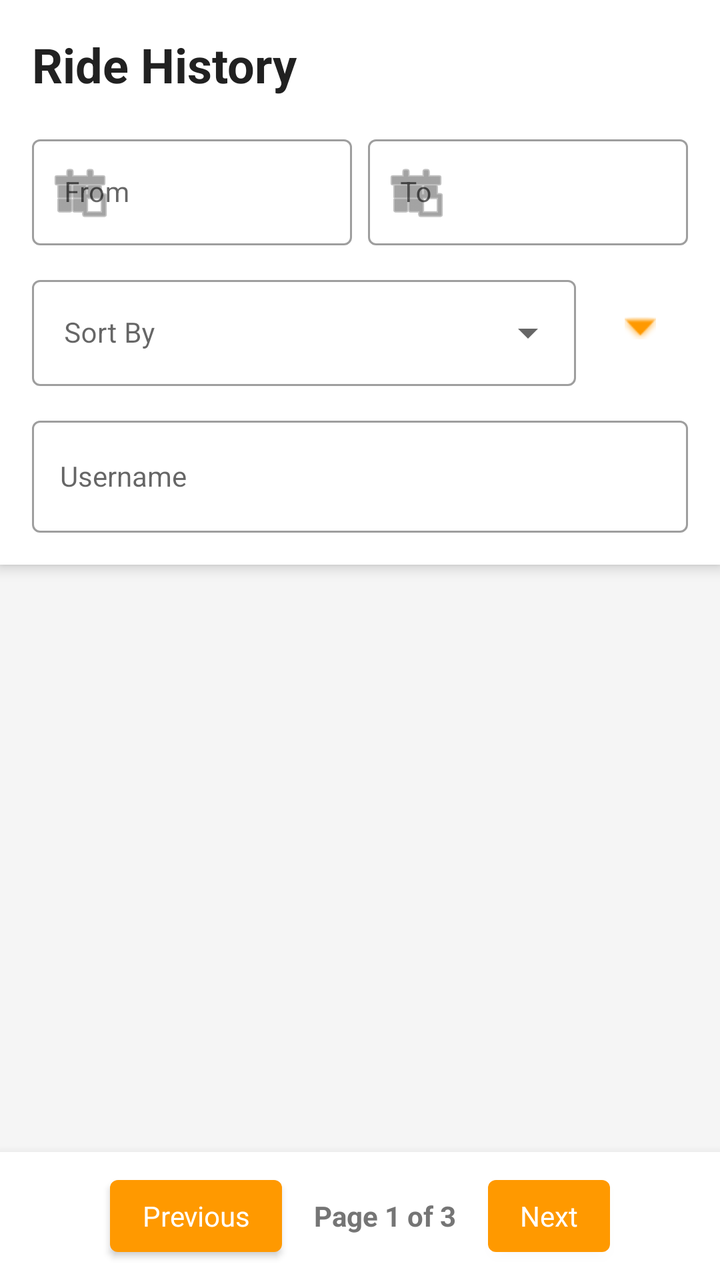
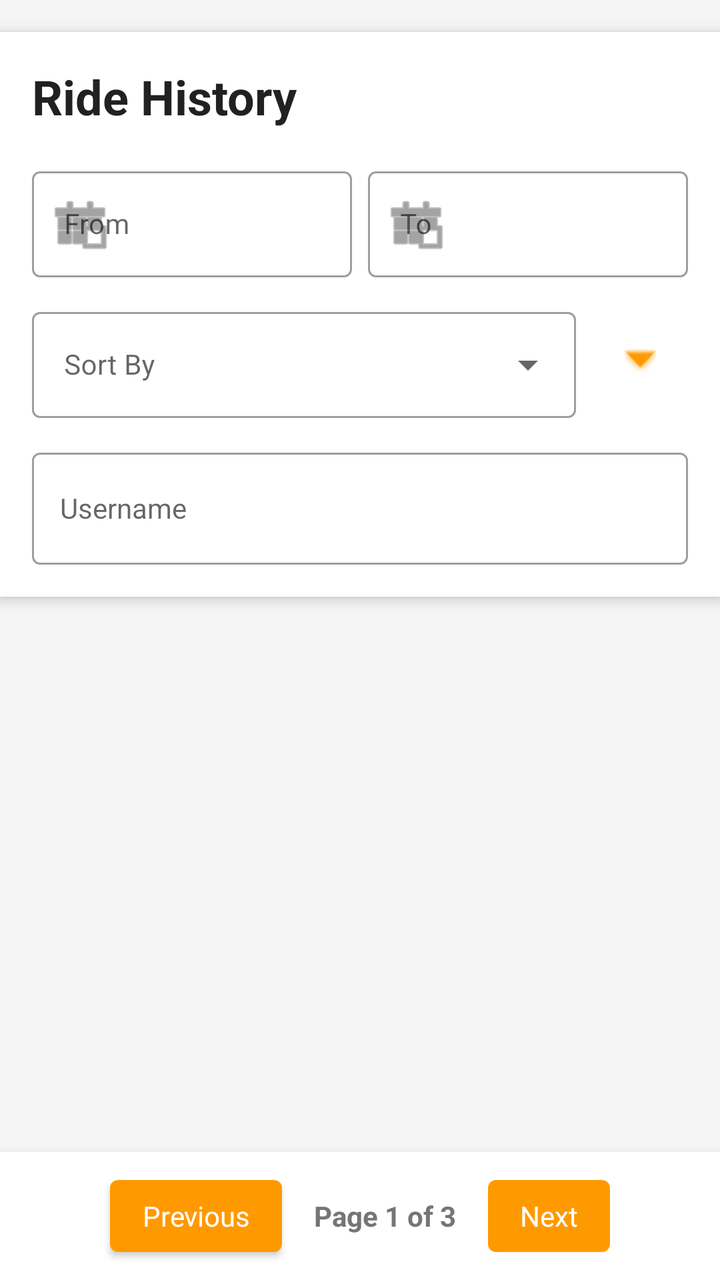

Before-and-after screenshots of an Android layout around one commit, followed by the original layout XML and the change that was made.
<!-- AndroidManifest.xml: application theme Theme.FleetForge -->
<!-- res/layout/fragment_admin_history.xml -->
<?xml version="1.0" encoding="utf-8"?>
<LinearLayout xmlns:android="http://schemas.android.com/apk/res/android"
    xmlns:app="http://schemas.android.com/apk/res-auto"
    xmlns:tools="http://schemas.android.com/tools"
    android:layout_width="match_parent"
    android:layout_height="match_parent"
    android:orientation="vertical"
    android:background="#F5F5F5"
    android:fitsSystemWindows="true"
    tools:context=".fragments.admin.AdminHistoryFragment">

    <LinearLayout
        android:layout_width="match_parent"
        android:layout_height="wrap_content"
        android:orientation="vertical"
        android:background="@android:color/white"
        android:padding="16dp"
        android:elevation="4dp">

        <TextView
            android:layout_width="wrap_content"
            android:layout_height="wrap_content"
            android:text="Ride History"
            android:textSize="24sp"
            android:textStyle="bold"
            android:textColor="#212121"
            android:layout_marginBottom="16dp" />

        <LinearLayout
            android:layout_width="match_parent"
            android:layout_height="wrap_content"
            android:orientation="horizontal">

            <com.google.android.material.textfield.TextInputLayout
                android:layout_width="0dp"
                android:layout_height="wrap_content"
                android:layout_weight="1"
                android:layout_marginEnd="4dp"
                style="@style/Widget.MaterialComponents.TextInputLayout.OutlinedBox"
                app:startIconDrawable="@android:drawable/ic_menu_today">

                <com.google.android.material.textfield.TextInputEditText
                    android:id="@+id/et_date_from"
                    android:layout_width="match_parent"
                    android:layout_height="wrap_content"
                    android:hint="From"
                    android:focusable="false"
                    android:clickable="true"
                    android:textSize="14sp" />
            </com.google.android.material.textfield.TextInputLayout>

            <com.google.android.material.textfield.TextInputLayout
                android:layout_width="0dp"
                android:layout_height="wrap_content"
                android:layout_weight="1"
                android:layout_marginStart="4dp"
                style="@style/Widget.MaterialComponents.TextInputLayout.OutlinedBox"
                app:startIconDrawable="@android:drawable/ic_menu_today">

                <com.google.android.material.textfield.TextInputEditText
                    android:id="@+id/et_date_to"
                    android:layout_width="match_parent"
                    android:layout_height="wrap_content"
                    android:hint="To"
                    android:focusable="false"
                    android:clickable="true"
                    android:textSize="14sp" />
            </com.google.android.material.textfield.TextInputLayout>
        </LinearLayout>

        <LinearLayout
            android:layout_width="match_parent"
            android:layout_height="wrap_content"
            android:orientation="horizontal"
            android:gravity="center_vertical"
            android:layout_marginTop="12dp">

            <com.google.android.material.textfield.TextInputLayout
                style="@style/Widget.MaterialComponents.TextInputLayout.OutlinedBox.ExposedDropdownMenu"
                android:layout_width="0dp"
                android:layout_height="wrap_content"
                android:layout_weight="1">

                <AutoCompleteTextView
                    android:id="@+id/spinner_sort_by"
                    android:layout_width="match_parent"
                    android:layout_height="wrap_content"
                    android:hint="Sort By"
                    android:inputType="none"
                    android:textSize="14sp" />
            </com.google.android.material.textfield.TextInputLayout>

            <ImageButton
                android:id="@+id/btn_sort_direction"
                android:layout_width="48dp"
                android:layout_height="48dp"
                android:layout_marginStart="8dp"
                android:background="?attr/selectableItemBackgroundBorderless"
                android:src="@android:drawable/arrow_down_float"
                android:contentDescription="Sort Direction"
                app:tint="@color/colorPrimary" />

        </LinearLayout>

        <LinearLayout
            android:layout_width="match_parent"
            android:layout_height="wrap_content"
            android:orientation="horizontal"
            android:gravity="center_vertical"
            android:layout_marginTop="12dp">

            <com.google.android.material.textfield.TextInputLayout
                style="@style/Widget.MaterialComponents.TextInputLayout.OutlinedBox"
                android:layout_width="match_parent"
                android:layout_height="wrap_content"
                android:hint="@string/username">

                <com.google.android.material.textfield.MaterialAutoCompleteTextView
                    android:id="@+id/et_username"
                    android:layout_width="match_parent"
                    android:layout_height="56dp"
                    android:inputType="text"
                    android:imeOptions="actionNext"
                    android:textSize="14sp"
                    android:paddingStart="14dp"
                    android:paddingEnd="14dp"/>
            </com.google.android.material.textfield.TextInputLayout>



        </LinearLayout>
    </LinearLayout>

    <ListView
        android:id="@+id/history_list"
        android:layout_width="match_parent"
        android:layout_height="0dp"
        android:layout_weight="1"
        android:divider="@android:color/transparent"
        android:dividerHeight="8dp"
        android:padding="8dp"
        android:clipToPadding="false"
        tools:listitem="@layout/passenger_history_card" />

    <LinearLayout
        android:layout_width="match_parent"
        android:layout_height="wrap_content"
        android:orientation="horizontal"
        android:gravity="center"
        android:padding="8dp"
        android:background="@android:color/white"
        android:elevation="8dp">

        <Button
            android:id="@+id/btn_prev_page"
            style="@style/Widget.MaterialComponents.TextInputLayout.OutlinedBox"
            android:layout_width="wrap_content"
            android:layout_height="wrap_content"
            android:text="Previous" />

        <TextView
            android:id="@+id/tv_pagination_info"
            android:layout_width="wrap_content"
            android:layout_height="wrap_content"
            android:text="Page 1 of 3"
            android:layout_marginHorizontal="16dp"
            android:textStyle="bold"
            android:textColor="#757575" />

        <Button
            android:id="@+id/btn_next_page"
            style="@style/Widget.MaterialComponents.TextInputLayout.OutlinedBox"
            android:layout_width="wrap_content"
            android:layout_height="wrap_content"
            android:text="Next" />
    </LinearLayout>

</LinearLayout>
<!-- res/layout/passenger_history_card.xml (included above) -->
<?xml version="1.0" encoding="utf-8"?>
<com.google.android.material.card.MaterialCardView xmlns:android="http://schemas.android.com/apk/res/android"
    xmlns:app="http://schemas.android.com/apk/res-auto"
    android:layout_width="match_parent"
    android:layout_height="wrap_content"
    android:layout_margin="8dp"
    app:cardCornerRadius="12dp"
    app:cardElevation="2dp">

    <LinearLayout
        android:layout_width="match_parent"
        android:layout_height="wrap_content"
        android:orientation="vertical">

        <LinearLayout
            android:id="@+id/ll_collapsed_view"
            android:layout_width="match_parent"
            android:layout_height="wrap_content"
            android:orientation="vertical"
            android:padding="16dp">

            <TextView
                android:id="@+id/tv_ride_date"
                android:layout_width="wrap_content"
                android:layout_height="wrap_content"
                android:textStyle="bold"
                android:textColor="@color/text_primary"
                android:layout_marginBottom="8dp" />

            <LinearLayout
                android:layout_width="match_parent"
                android:layout_height="wrap_content"
                android:orientation="horizontal"
                android:layout_marginBottom="4dp">
                <ImageView
                    android:layout_width="20dp"
                    android:layout_height="20dp"
                    android:src="@android:drawable/ic_menu_mylocation"
                    app:tint="@color/colorPrimary" />
                <TextView
                    android:id="@+id/tv_start_address"
                    android:layout_width="wrap_content"
                    android:layout_height="wrap_content"
                    android:layout_marginStart="8dp"
                    android:textColor="@color/text_secondary"
                    android:textSize="14sp" />
            </LinearLayout>

            <LinearLayout
                android:layout_width="match_parent"
                android:layout_height="wrap_content"
                android:orientation="horizontal"
                android:layout_marginBottom="8dp">
                <ImageView
                    android:layout_width="20dp"
                    android:layout_height="20dp"
                    android:src="@android:drawable/ic_menu_mapmode"
                    app:tint="@color/colorAccent" />
                <TextView
                    android:id="@+id/tv_end_address"
                    android:layout_width="wrap_content"
                    android:layout_height="wrap_content"
                    android:layout_marginStart="8dp"
                    android:textColor="@color/text_secondary"
                    android:textSize="14sp" />
            </LinearLayout>

            <TextView
                android:id="@+id/tv_status_time"
                android:layout_width="wrap_content"
                android:layout_height="wrap_content"
                android:textSize="12sp"
                android:textColor="@color/text_secondary"
                android:layout_marginBottom="12dp"/>

            <LinearLayout
                android:layout_width="match_parent"
                android:layout_height="wrap_content"
                android:orientation="horizontal">
                <Button android:id="@+id/btn_details" android:layout_width="0dp" android:layout_height="wrap_content" android:layout_weight="1" style="@style/Widget.MaterialComponents.Button.OutlinedButton" android:text="Details" />
                <Button android:id="@+id/btn_rate" android:layout_width="0dp" android:layout_height="wrap_content" android:layout_weight="1" style="@style/Widget.MaterialComponents.Button.OutlinedButton" android:text="Rate" />
                <ImageButton android:id="@+id/heart_button" android:layout_width="48dp" android:layout_height="48dp" android:background="?attr/selectableItemBackgroundBorderless" android:src="@drawable/heart_change" />
            </LinearLayout>
        </LinearLayout>

        <LinearLayout
            android:id="@+id/ll_expanded_view"
            android:layout_width="match_parent"
            android:layout_height="wrap_content"
            android:orientation="vertical"
            android:visibility="gone"
            android:padding="16dp"
            android:background="@android:color/white">

            <org.osmdroid.views.MapView
                android:id="@+id/map_view"
                android:layout_width="match_parent"
                android:layout_height="200dp"
                android:layout_marginBottom="12dp" />

            <include layout="@layout/layout_ride_details_content" />

            <Button
                android:id="@+id/btn_hide_details"
                android:layout_width="wrap_content"
                android:layout_height="wrap_content"
                android:layout_gravity="center"
                android:text="Hide Details"
                style="@style/Widget.MaterialComponents.Button.TextButton"/>
        </LinearLayout>
    </LinearLayout>
</com.google.android.material.card.MaterialCardView>
<!-- res/layout/layout_ride_details_content.xml (included above) -->
<?xml version="1.0" encoding="utf-8"?>
<LinearLayout xmlns:android="http://schemas.android.com/apk/res/android"
    android:layout_width="match_parent"
    android:layout_height="wrap_content"
    xmlns:app="http://schemas.android.com/apk/res-auto"
    android:orientation="vertical">

    <LinearLayout
        android:layout_width="match_parent"
        android:layout_height="wrap_content"
        android:orientation="horizontal"
        android:gravity="center_vertical"
        android:paddingBottom="12dp">

        <com.google.android.material.imageview.ShapeableImageView
            android:id="@+id/iv_driver_img"
            android:layout_width="50dp"
            android:layout_height="50dp"
            android:scaleType="centerCrop"
            android:background="@color/background_gray"
            app:shapeAppearanceOverlay="@style/CircleImageStyle"/>

        <LinearLayout
            android:layout_width="0dp"
            android:layout_height="wrap_content"
            android:layout_weight="1"
            android:layout_marginStart="12dp"
            android:orientation="vertical">

            <TextView
                android:id="@+id/tv_driver_name"
                android:layout_width="wrap_content"
                android:layout_height="wrap_content"
                android:textStyle="bold"
                android:textColor="@color/text_primary" />

            <TextView
                android:id="@+id/tv_driver_phone"
                android:layout_width="wrap_content"
                android:layout_height="wrap_content"
                android:textColor="@color/text_secondary" />

        </LinearLayout>
    </LinearLayout>

    <LinearLayout
        android:layout_width="match_parent"
        android:layout_height="wrap_content"
        android:orientation="horizontal"
        android:weightSum="2">

        <TextView
            android:id="@+id/tv_detail_distance"
            android:layout_width="0dp"
            android:layout_height="wrap_content"
            android:layout_weight="1"
            android:textColor="@color/text_secondary"
            android:text="Distance: 0km" />

        <TextView
            android:id="@+id/tv_detail_price"
            android:layout_width="0dp"
            android:layout_height="wrap_content"
            android:layout_weight="1"
            android:textStyle="bold"
            android:textColor="@color/colorPrimary"
            android:text="Cost: 0 RSD" />
    </LinearLayout>

    <TextView
        android:id="@+id/tv_detail_vehicle"
        android:layout_width="wrap_content"
        android:layout_height="wrap_content"
        android:layout_marginTop="4dp"
        android:text="Vehicle: Standard"
        android:textColor="@color/text_secondary" />
    
    <TextView
        android:id="@+id/tv_detail_duration"
        android:layout_width="wrap_content"
        android:layout_height="wrap_content"
        android:layout_marginTop="4dp"
        android:text="Duration: 0 min"
        android:textColor="@color/text_secondary" />

    
    <TextView
        android:id="@+id/tv_driver_rating"
        android:layout_width="wrap_content"
        android:layout_height="wrap_content"
        android:layout_marginTop="4dp"
        android:text="Driver rating: ★★★★★"
        android:textColor="@color/text_secondary" />

    <TextView
        android:id="@+id/tv_vehicle_rating"
        android:layout_width="wrap_content"
        android:layout_height="wrap_content"
        android:text="Vehicle rating: ★★★★★"
        android:textColor="@color/text_secondary"/>

    
    <TextView
        android:id="@+id/tv_inconsistencies"
        android:layout_width="wrap_content"
        android:layout_height="wrap_content"
        android:layout_marginTop="4dp"
        android:textColor="@android:color/holo_red_dark"
        android:text="Inconsistencies: None" />

    
    <TextView
        android:id="@+id/tv_detail_datetime"
        android:layout_width="wrap_content"
        android:layout_height="wrap_content"
        android:layout_marginTop="8dp"
        android:textColor="@color/text_secondary"
        android:text="02/15/26, 9:00 AM" />


</LinearLayout>
<!-- resources referenced by this layout -->
<resources>
  <color name="background_gray">#F5F5F5</color>
  <color name="colorAccent">#3E5855</color>
  <color name="colorPrimary">#FF9900</color>
  <color name="text_primary">#333333</color>
  <color name="text_secondary">#666666</color>
  <!-- drawable heart_change (drawable) -->
  <?xml version="1.0" encoding="utf-8"?>
  <selector xmlns:android="http://schemas.android.com/apk/res/android">
      <item android:drawable="@drawable/heart_red" android:state_selected="true"/>
      <item android:drawable="@drawable/heart"/>
  </selector>
  <string name="username">Username</string>
  <style name="CircleImageStyle" parent="">
          <item name="cornerSize">50%</item>
      </style>
  <style name="Theme.FleetForge" parent="Theme.MaterialComponents.DayNight.NoActionBar">
          <item name="colorPrimary">@color/primary_orange</item>
          <item name="colorPrimaryVariant">@color/primary_orange_dark</item>
          <item name="colorOnPrimary">@color/white</item>
  
          <item name="colorSecondary">@color/secondary_teal</item>
          <item name="colorSecondaryVariant">@color/secondary_teal</item>
          <item name="colorOnSecondary">@color/white</item>
  
          <item name="colorError">@color/error</item>
          <item name="colorOnError">@color/white</item>
  
          <item name="colorSurface">@color/white</item>
          <item name="colorOnSurface">@color/black</item>
  
          <item name="android:colorBackground">@color/background_white</item>
  
          <item name="android:statusBarColor">?attr/colorPrimaryVariant</item>
  
          <item name="android:textColorPrimary">@color/text_primary</item>
          <item name="android:textColorSecondary">@color/text_secondary</item>
  
          <item name="colorControlHighlight">@color/background_gray</item>
      </style>
  <!-- drawable heart_red (drawable) -->
  <vector xmlns:android="http://schemas.android.com/apk/res/android" android:height="32dp" android:viewportHeight="512" android:viewportWidth="512" android:width="32dp">
        
      <path android:fillColor="#D7443E" android:pathData="M231,79C240.03,87.16 248.39,95.73 255,106C258.72,104.76 259.13,103.61 261.25,100.38C282.59,70.34 317.09,52.84 352.75,46.69C380.75,43.29 408.66,47.76 434,60C434.97,60.46 434.97,60.46 435.95,60.94C468.26,76.67 493.1,105.97 505.1,139.67C513.09,163.05 516.2,192.9 509,217C508.74,217.9 508.47,218.79 508.2,219.72C504.28,232.79 499.6,245.06 493,257C492.29,258.32 491.59,259.65 490.88,260.97C474.89,290.58 452.21,316.01 428.5,339.63C426.8,341.33 425.1,343.03 423.41,344.73C417.77,350.37 412.09,355.85 406,361C404.83,362.02 403.66,363.04 402.5,364.07C377.36,386.05 350.7,406.34 323,425C322.3,425.48 321.59,425.95 320.87,426.44C305.96,436.52 290.8,446.16 275.38,455.44C274.57,455.92 273.77,456.41 272.94,456.9C271.39,457.83 269.84,458.74 268.29,459.65C266.72,460.58 265.16,461.54 263.63,462.53C257.85,466.1 257.85,466.1 254,465.64C249.94,463.42 245.94,461.17 242,458.75C241.13,458.22 240.27,457.7 239.37,457.16C224.03,447.8 208.85,438.13 194,428C193.16,427.43 192.33,426.86 191.47,426.28C178.09,417.14 165.06,407.66 152.26,397.75C150.24,396.19 148.22,394.64 146.19,393.09C131.67,382.03 117.72,370.28 104.22,358C102.2,356.18 100.14,354.4 98.06,352.63C92.78,348.03 87.92,342.98 83,338C80.2,335.19 77.38,332.39 74.55,329.62C68.04,323.22 61.75,316.83 56.09,309.65C53.88,306.85 51.57,304.15 49.25,301.44C38.98,289.11 29.88,275.97 22,262C21.66,261.41 21.32,260.82 20.97,260.22C2.67,228.3 -6.36,189.8 2.75,153.48C3.16,151.98 3.58,150.49 4,149C4.2,148.26 4.4,147.52 4.6,146.76C14.45,110.86 38.98,81.63 70.94,63.25C121.72,35.1 186.83,41.14 231,79Z"/>
      
  </vector>
  <!-- drawable heart: vector/xml drawable (drawable, 5236 chars, omitted) -->
  <color name="primary_orange">#FF9900</color>
  <color name="primary_orange_dark">#DB8709</color>
  <color name="white">#FFFFFF</color>
  <color name="secondary_teal">#3E5855</color>
  <color name="error">#F44336</color>
  <color name="black">#000000</color>
  <color name="background_white">#FFFFFF</color>
</resources>

<!-- the commit's change to res/layout/fragment_admin_history.xml (unified diff, before → after) -->
@@ -6,7 +6,6 @@
     android:layout_height="match_parent"
     android:orientation="vertical"
     android:background="#F5F5F5"
-    android:fitsSystemWindows="true"
     tools:context=".fragments.admin.AdminHistoryFragment">
 
     <LinearLayout
@@ -14,6 +13,7 @@
         android:layout_height="wrap_content"
         android:orientation="vertical"
         android:background="@android:color/white"
+        android:layout_marginTop="16dp"
         android:padding="16dp"
         android:elevation="4dp">
 
